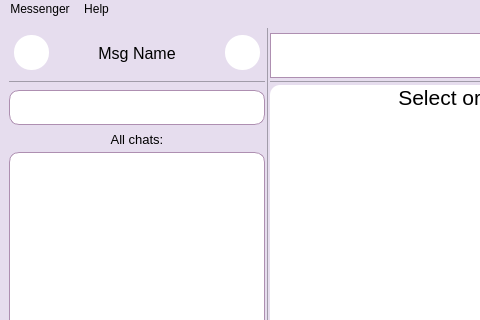
Before: the Qt Designer form messenger/mainwindow.ui in ita-social-projects/HTTP_Messenger_Client, drawn with Qt 5; both pictures show x 0 to 480 and y 0 to 320 of the 845 by 542 pixel window.
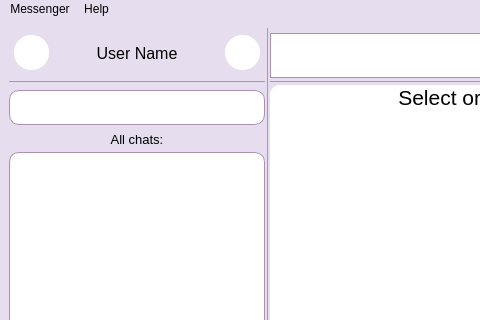
After: the same form once the commit is applied. Icons and pictures are not drawn.

Diff of the .ui file:
```diff
--- a/messenger/mainwindow.ui
+++ b/messenger/mainwindow.ui
@@ -162,7 +162,7 @@
               </font>
              </property>
              <property name="text">
-              <string>Msg Name</string>
+              <string>User Name</string>
              </property>
              <property name="alignment">
               <set>Qt::AlignCenter</set>
```
Left out of the diff: 2 changed lines with no effect on the pictures.
